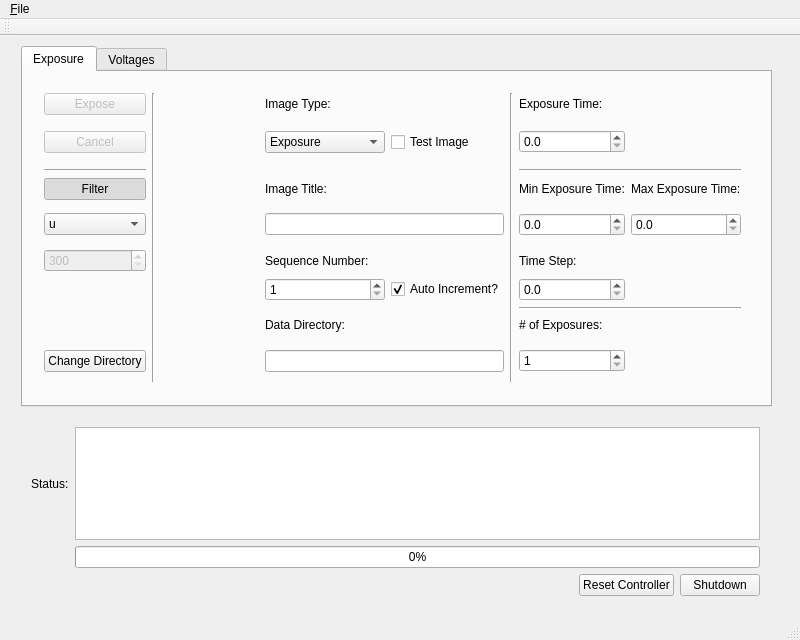
Before: the Qt Designer form ccdcontroller.ui in Snyder005/ccdcontroller, drawn with Qt 5.
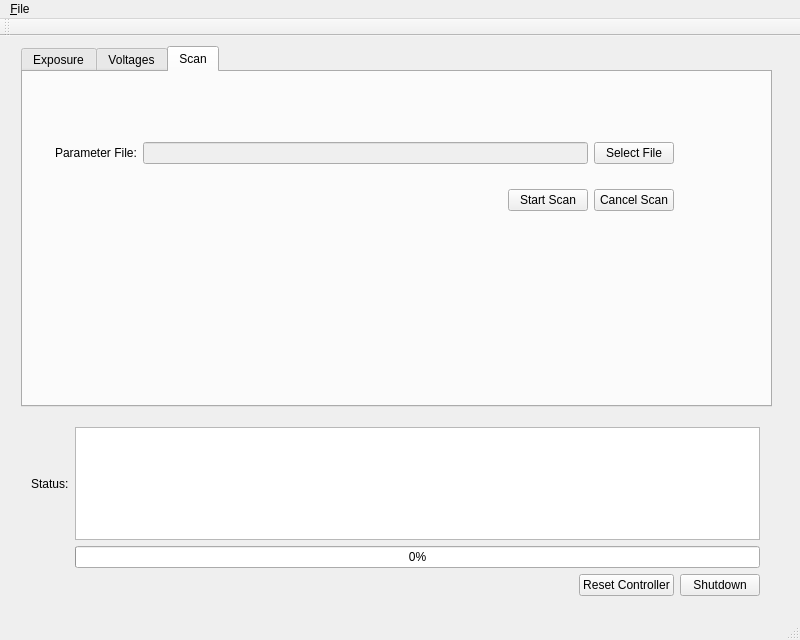
After: the same form once the commit is applied.

Commit message: Started scan functionality.

```diff
--- a/ccdcontroller.ui
+++ b/ccdcontroller.ui
@@ -24,7 +24,7 @@
      </rect>
     </property>
     <property name="currentIndex">
-     <number>0</number>
+     <number>2</number>
     </property>
     <widget class="QWidget" name="exposurePage">
      <attribute name="title">
@@ -647,6 +647,71 @@
       </layout>
      </widget>
     </widget>
+    <widget class="QWidget" name="tab">
+     <attribute name="title">
+      <string>Scan</string>
+     </attribute>
+     <widget class="QWidget" name="">
+      <property name="geometry">
+       <rect>
+        <x>21</x>
+        <y>40</y>
+        <width>641</width>
+        <height>131</height>
+       </rect>
+      </property>
+      <layout class="QGridLayout" name="gridLayout_4">
+       <item row="0" column="0">
+        <widget class="QLabel" name="parameterLabel">
+         <property name="text">
+          <string>Parameter File:</string>
+         </property>
+        </widget>
+       </item>
+       <item row="0" column="3">
+        <widget class="QPushButton" name="parameterButton">
+         <property name="text">
+          <string>Select File</string>
+         </property>
+        </widget>
+       </item>
+       <item row="1" column="3">
+        <widget class="QPushButton" name="scancancelButton">
+         <property name="text">
+          <string>Cancel Scan</string>
+         </property>
+        </widget>
+       </item>
+       <item row="1" column="2">
+        <widget class="QPushButton" name="scanstartButton">
+         <property name="text">
+          <string>Start Scan</string>
+         </property>
+        </widget>
+       </item>
+       <item row="1" column="1">
+        <spacer name="horizontalSpacer_2">
+         <property name="orientation">
+          <enum>Qt::Horizontal</enum>
+         </property>
+         <property name="sizeHint" stdset="0">
+          <size>
+           <width>40</width>
+           <height>20</height>
+          </size>
+         </property>
+        </spacer>
+       </item>
+       <item row="0" column="1" colspan="2">
+        <widget class="QLineEdit" name="parameterEdit">
+         <property name="enabled">
+          <bool>false</bool>
+         </property>
+        </widget>
+       </item>
+      </layout>
+     </widget>
+    </widget>
    </widget>
    <widget class="QWidget" name="layoutWidget">
     <property name="geometry">
```
The commit also changes 14 other files.
